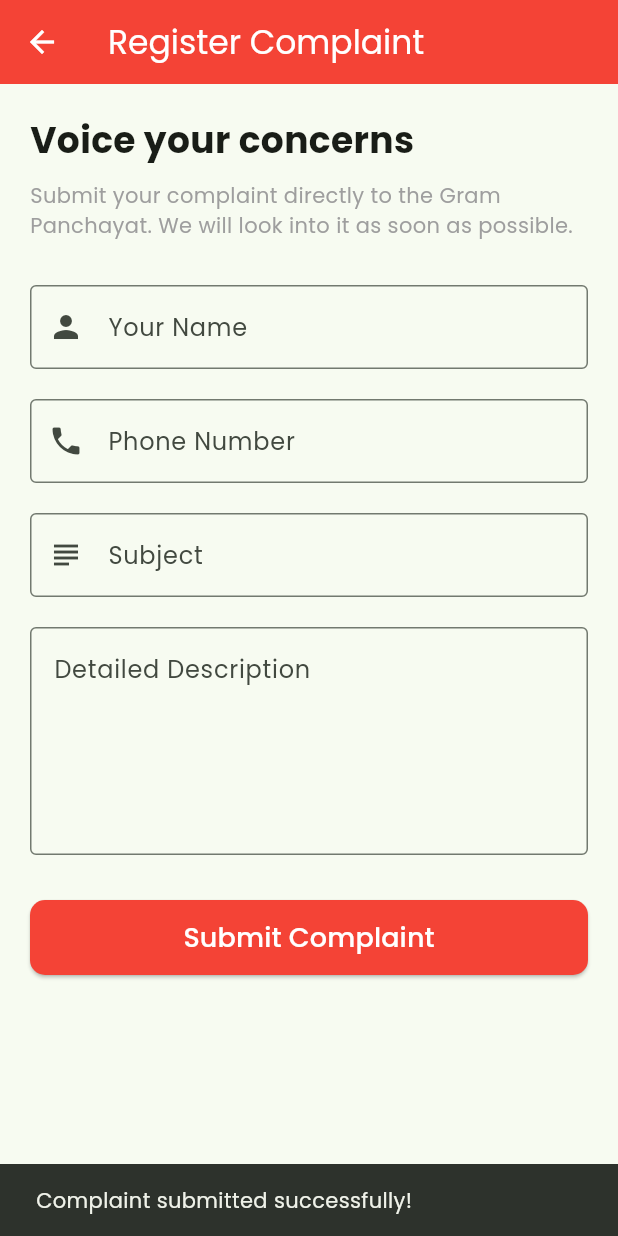
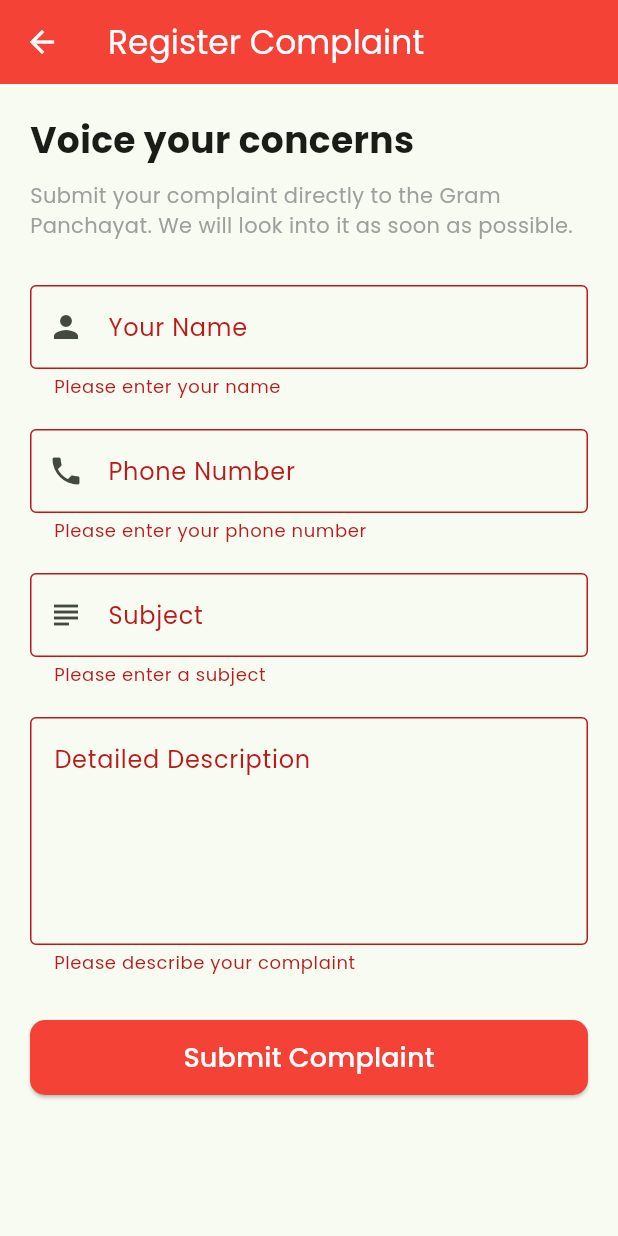
Before and after one commit to maheshbanda2005-netizen/villageapp, a Flutter app: the ComplaintScreen screen opened directly, after a tap on "Submit Complaint", on a phone screen of 412 x 824 dp. Run offline on Flutter 3.47's test engine with Material 3 defaults, Android fonts, the phone set to English and light mode, and no system bars; drawn by our look-alikes of flutter_animate; our stand-ins replace animated_text_kit, carousel_slider, google_fonts.

Commit message:
Improve app: complaint form validation, search UX, call error handling, fix deprecations
Co-Authored-By: Devin AI <158243242+devin-ai-integration[bot]@users.noreply.github.com>

```diff
--- a/lib/screens/complaint_screen.dart
+++ b/lib/screens/complaint_screen.dart
@@ -1,4 +1,5 @@
 import 'package:flutter/material.dart';
+import 'package:flutter/services.dart';
 import 'package:flutter_animate/flutter_animate.dart';
 
 class ComplaintScreen extends StatefulWidget {
@@ -10,6 +11,35 @@ class ComplaintScreen extends StatefulWidget {
 
 class _ComplaintScreenState extends State<ComplaintScreen> {
   final _formKey = GlobalKey<FormState>();
+  final _nameController = TextEditingController();
+  final _phoneController = TextEditingController();
+  final _subjectController = TextEditingController();
+  final _descriptionController = TextEditingController();
+
+  @override
+  void dispose() {
+    _nameController.dispose();
+    _phoneController.dispose();
+    _subjectController.dispose();
+    _descriptionController.dispose();
+    super.dispose();
+  }
+
+  void _submit() {
+    if (!_formKey.currentState!.validate()) return;
+    _formKey.currentState!.reset();
+    _nameController.clear();
+    _phoneController.clear();
+    _subjectController.clear();
+    _descriptionController.clear();
+    FocusScope.of(context).unfocus();
+    ScaffoldMessenger.of(context).showSnackBar(
+      const SnackBar(
+        content: Text('Complaint submitted successfully!'),
+        backgroundColor: Colors.green,
+      ),
+    );
+  }
 
   @override
   Widget build(BuildContext context) {
@@ -37,48 +67,82 @@ class _ComplaintScreenState extends State<ComplaintScreen> {
               ).animate().fadeIn(delay: 200.ms),
               const SizedBox(height: 30),
               TextFormField(
+                controller: _nameController,
+                textCapitalization: TextCapitalization.words,
                 decoration: const InputDecoration(
                   labelText: 'Your Name',
                   border: OutlineInputBorder(),
                   prefixIcon: Icon(Icons.person),
                 ),
+                validator: (value) {
+                  if (value == null || value.trim().isEmpty) {
+                    return 'Please enter your name';
+                  }
+                  return null;
+                },
               ).animate().fadeIn(delay: 300.ms),
               const SizedBox(height: 20),
               TextFormField(
+                controller: _phoneController,
                 decoration: const InputDecoration(
                   labelText: 'Phone Number',
                   border: OutlineInputBorder(),
                   prefixIcon: Icon(Icons.phone),
                 ),
                 keyboardType: TextInputType.phone,
+                inputFormatters: [
+                  FilteringTextInputFormatter.digitsOnly,
+                  LengthLimitingTextInputFormatter(10),
+                ],
+                validator: (value) {
+                  if (value == null || value.trim().isEmpty) {
+                    return 'Please enter your phone number';
+                  }
+                  if (value.trim().length != 10) {
+                    return 'Please enter a valid 10-digit phone number';
+                  }
+                  return null;
+                },
               ).animate().fadeIn(delay: 400.ms),
               const SizedBox(height: 20),
               TextFormField(
+                controller: _subjectController,
+                textCapitalization: TextCapitalization.sentences,
                 decoration: const InputDecoration(
                   labelText: 'Subject',
                   border: OutlineInputBorder(),
                   prefixIcon: Icon(Icons.subject),
                 ),
+                validator: (value) {
+                  if (value == null || value.trim().isEmpty) {
+                    return 'Please enter a subject';
+                  }
+                  return null;
+                },
               ).animate().fadeIn(delay: 500.ms),
               const SizedBox(height: 20),
               TextFormField(
+                controller: _descriptionController,
+                textCapitalization: TextCapitalization.sentences,
                 decoration: const InputDecoration(
                   labelText: 'Detailed Description',
                   border: OutlineInputBorder(),
                   alignLabelWithHint: true,
                 ),
                 maxLines: 5,
+                validator: (value) {
+                  if (value == null || value.trim().isEmpty) {
+                    return 'Please describe your complaint';
+                  }
+                  return null;
+                },
               ).animate().fadeIn(delay: 600.ms),
               const SizedBox(height: 30),
               SizedBox(
                 width: double.infinity,
                 height: 50,
                 child: ElevatedButton(
-                  onPressed: () {
-                    ScaffoldMessenger.of(context).showSnackBar(
-                      const SnackBar(content: Text('Complaint submitted successfully!')),
-                    );
-                  },
+                  onPressed: _submit,
                   style: ElevatedButton.styleFrom(
                     backgroundColor: Colors.red,
                     foregroundColor: Colors.white,
--- a/lib/screens/grampanchayat_screen.dart
+++ b/lib/screens/grampanchayat_screen.dart
@@ -69,7 +69,7 @@ class GrampanchayatScreen extends StatelessWidget {
                 borderRadius: BorderRadius.circular(20),
                 boxShadow: [
                   BoxShadow(
-                    color: Colors.grey.withOpacity(0.1),
+                    color: Colors.grey.withValues(alpha: 0.1),
                     blurRadius: 10,
                   ),
                 ],
@@ -154,7 +154,7 @@ class GrampanchayatScreen extends StatelessWidget {
                 borderRadius: BorderRadius.circular(20),
                 boxShadow: [
                   BoxShadow(
-                    color: Colors.grey.withOpacity(0.1),
+                    color: Colors.grey.withValues(alpha: 0.1),
                     blurRadius: 10,
                   ),
                 ],
--- a/lib/screens/school_screen.dart
+++ b/lib/screens/school_screen.dart
@@ -73,7 +73,7 @@ class _SchoolScreenState extends State<SchoolScreen> {
                   const SizedBox(height: 20),
                   ...VillageData.schoolInfo.map((school) {
                     return _buildSchoolCard(school);
-                  }).toList(),
+                  }),
                 ],
               ),
             ),
--- a/lib/screens/services_screen.dart
+++ b/lib/screens/services_screen.dart
@@ -39,7 +39,7 @@ class ServicesScreen extends StatelessWidget {
                 Container(
                   padding: const EdgeInsets.all(12),
                   decoration: BoxDecoration(
-                    color: Colors.teal.withOpacity(0.1),
+                    color: Colors.teal.withValues(alpha: 0.1),
                     borderRadius: BorderRadius.circular(15),
                   ),
                   child: Icon(_getIcon(service['icon']), color: Colors.teal, size: 30),
@@ -57,7 +57,7 @@ class ServicesScreen extends StatelessWidget {
                       Container(
                         padding: const EdgeInsets.symmetric(horizontal: 8, vertical: 2),
                         decoration: BoxDecoration(
-                          color: Colors.green.withOpacity(0.1),
+                          color: Colors.green.withValues(alpha: 0.1),
                           borderRadius: BorderRadius.circular(5),
                         ),
                         child: Text(
--- a/lib/screens/voter_screen.dart
+++ b/lib/screens/voter_screen.dart
@@ -33,7 +33,7 @@ class VoterScreen extends StatelessWidget {
                 borderRadius: BorderRadius.circular(20),
                 boxShadow: [
                   BoxShadow(
-                    color: Colors.blue.withOpacity(0.3),
+                    color: Colors.blue.withValues(alpha: 0.3),
                     blurRadius: 10,
                     offset: const Offset(0, 5),
                   ),
@@ -109,7 +109,7 @@ class VoterScreen extends StatelessWidget {
                 borderRadius: BorderRadius.circular(20),
                 boxShadow: [
                   BoxShadow(
-                    color: Colors.grey.withOpacity(0.1),
+                    color: Colors.grey.withValues(alpha: 0.1),
                     blurRadius: 10,
                     offset: const Offset(0, 5),
                   ),
--- a/lib/widgets/stat_card.dart
+++ b/lib/widgets/stat_card.dart
@@ -23,7 +23,7 @@ class StatCard extends StatelessWidget {
         borderRadius: BorderRadius.circular(20),
         boxShadow: [
           BoxShadow(
-            color: color.withOpacity(0.1),
+            color: color.withValues(alpha: 0.1),
             blurRadius: 10,
             offset: const Offset(0, 5),
           ),
--- a/lib/widgets/village_card.dart
+++ b/lib/widgets/village_card.dart
@@ -24,7 +24,7 @@ class VillageCard extends StatelessWidget {
       child: ListTile(
         onTap: onTap,
         leading: CircleAvatar(
-          backgroundColor: color.withOpacity(0.1),
+          backgroundColor: color.withValues(alpha: 0.1),
           child: Icon(icon, color: color),
         ),
         title: Text(title, style: const TextStyle(fontWeight: FontWeight.bold)),
```
Also changed, not shown: lib/screens/directory_screen.dart (+17 -2 lines), lib/screens/home_screen.dart (+37 -4 lines), 1 other file.
